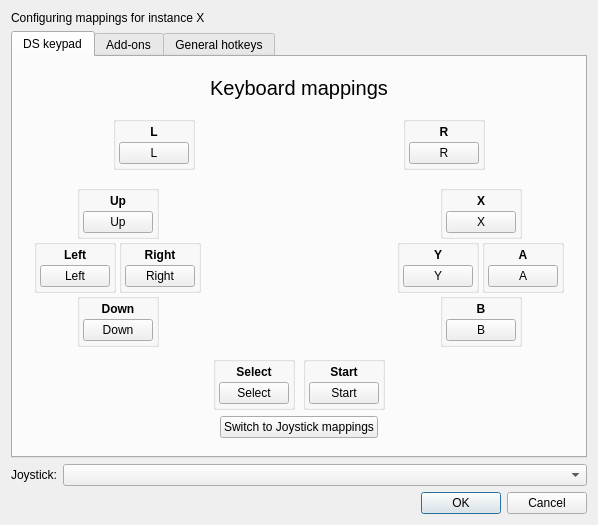
First picture: the form in src/frontend/qt_sdl/InputConfig/InputConfigDialog.ui, repository melonDS-emu/melonDS, before the edit.
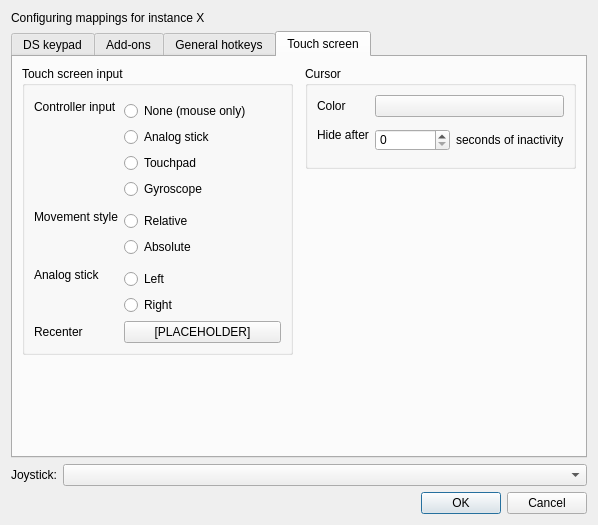
Second picture: the form after the edit. Icons and pictures are not drawn.

Commit message:
Base for controller touch screen input
* Supports analog stick, touchpad and gryo as input sources
* Relative and absolute input for sticks and touchpad

Still needs work before ready to merge, UI is not hooked up yet, cursor
drawing is a hack and doesn't work with OpenGL and the input code needs
some refining.

```diff
--- a/src/frontend/qt_sdl/InputConfig/InputConfigDialog.ui
+++ b/src/frontend/qt_sdl/InputConfig/InputConfigDialog.ui
@@ -7,7 +7,7 @@
     <x>0</x>
     <y>0</y>
     <width>770</width>
-    <height>678</height>
+    <height>768</height>
    </rect>
   </property>
   <property name="windowTitle">
@@ -30,10 +30,59 @@
      </property>
     </widget>
    </item>
+   <item row="7" column="0" colspan="2">
+    <layout class="QHBoxLayout" name="horizontalLayout">
+     <property name="leftMargin">
+      <number>0</number>
+     </property>
+     <property name="topMargin">
+      <number>0</number>
+     </property>
+     <property name="rightMargin">
+      <number>0</number>
+     </property>
+     <property name="bottomMargin">
+      <number>0</number>
+     </property>
+     <item>
+      <widget class="QLabel" name="label">
+       <property name="sizePolicy">
+        <sizepolicy hsizetype="Preferred" vsizetype="Preferred">
+         <horstretch>0</horstretch>
+         <verstretch>0</verstretch>
+        </sizepolicy>
+       </property>
+       <property name="text">
+        <string>Joystick:</string>
+       </property>
+      </widget>
+     </item>
+     <item>
+      <widget class="QComboBox" name="cbxJoystick">
+       <property name="sizePolicy">
+        <sizepolicy hsizetype="MinimumExpanding" vsizetype="Fixed">
+         <horstretch>0</horstretch>
+         <verstretch>0</verstretch>
+        </sizepolicy>
+       </property>
+       <property name="whatsThis">
+        <string>&lt;html&gt;&lt;head/&gt;&lt;body&gt;&lt;p&gt;Selects which joystick will be used for joystick input, if any is present.&lt;/p&gt;&lt;/body&gt;&lt;/html&gt;</string>
+       </property>
+      </widget>
+     </item>
+    </layout>
+   </item>
+   <item row="0" column="0">
+    <widget class="QLabel" name="lblInstanceNum">
+     <property name="text">
+      <string>Configuring mappings for instance X</string>
+     </property>
+    </widget>
+   </item>
    <item row="1" column="0" colspan="2">
     <widget class="QTabWidget" name="tabWidget">
      <property name="currentIndex">
-      <number>0</number>
+      <number>3</number>
      </property>
      <widget class="QWidget" name="tabInput">
       <attribute name="title">
@@ -2277,55 +2326,312 @@
        <string>General hotkeys</string>
       </attribute>
      </widget>
-    </widget>
-   </item>
-   <item row="7" column="0" colspan="2">
-    <layout class="QHBoxLayout" name="horizontalLayout">
-     <property name="leftMargin">
-      <number>0</number>
-     </property>
-     <property name="topMargin">
-      <number>0</number>
-     </property>
-     <property name="rightMargin">
-      <number>0</number>
-     </property>
-     <property name="bottomMargin">
-      <number>0</number>
-     </property>
-     <item>
-      <widget class="QLabel" name="label">
-       <property name="sizePolicy">
-        <sizepolicy hsizetype="Preferred" vsizetype="Preferred">
-         <horstretch>0</horstretch>
-         <verstretch>0</verstretch>
-        </sizepolicy>
-       </property>
-       <property name="text">
-        <string>Joystick:</string>
-       </property>
-      </widget>
-     </item>
-     <item>
-      <widget class="QComboBox" name="cbxJoystick">
-       <property name="sizePolicy">
-        <sizepolicy hsizetype="MinimumExpanding" vsizetype="Fixed">
-         <horstretch>0</horstretch>
-         <verstretch>0</verstretch>
-        </sizepolicy>
-       </property>
-       <property name="whatsThis">
-        <string>&lt;html&gt;&lt;head/&gt;&lt;body&gt;&lt;p&gt;Selects which joystick will be used for joystick input, if any is present.&lt;/p&gt;&lt;/body&gt;&lt;/html&gt;</string>
-       </property>
-      </widget>
-     </item>
-    </layout>
-   </item>
-   <item row="0" column="0">
-    <widget class="QLabel" name="lblInstanceNum">
-     <property name="text">
-      <string>Configuring mappings for instance X</string>
-     </property>
+     <widget class="QWidget" name="tabTouchScreen">
+      <attribute name="title">
+       <string>Touch screen</string>
+      </attribute>
+      <layout class="QHBoxLayout" name="horizontalLayout_4">
+       <item>
+        <widget class="QWidget" name="widget_5" native="true">
+         <layout class="QHBoxLayout" name="horizontalLayout_5">
+          <property name="spacing">
+           <number>12</number>
+          </property>
+          <property name="leftMargin">
+           <number>0</number>
+          </property>
+          <property name="topMargin">
+           <number>0</number>
+          </property>
+          <property name="rightMargin">
+           <number>0</number>
+          </property>
+          <property name="bottomMargin">
+           <number>0</number>
+          </property>
+          <item>
+           <widget class="QWidget" name="widget_6" native="true">
+            <layout class="QVBoxLayout" name="verticalLayout_9">
+             <property name="leftMargin">
+              <number>0</number>
+             </property>
+             <property name="topMargin">
+              <number>0</number>
+             </property>
+             <property name="rightMargin">
+              <number>0</number>
+             </property>
+             <property name="bottomMargin">
+              <number>0</number>
+             </property>
+             <item alignment="Qt::AlignTop">
+              <widget class="QGroupBox" name="groupBox">
+               <property name="title">
+                <string>Touch screen input</string>
+               </property>
+               <layout class="QFormLayout" name="formLayout_2">
+                <item row="0" column="0">
+                 <widget class="QLabel" name="label_32">
+                  <property name="text">
+                   <string>Controller input</string>
+                  </property>
+                 </widget>
+                </item>
+                <item row="0" column="1">
+                 <widget class="QWidget" name="widget_8" native="true">
+                  <layout class="QVBoxLayout" name="verticalLayout_10">
+                   <property name="spacing">
+                    <number>6</number>
+                   </property>
+                   <property name="leftMargin">
+                    <number>0</number>
+                   </property>
+                   <property name="topMargin">
+                    <number>6</number>
+                   </property>
+                   <property name="rightMargin">
+                    <number>0</number>
+                   </property>
+                   <property name="bottomMargin">
+                    <number>0</number>
+                   </property>
+                   <item>
+                    <widget class="QRadioButton" name="radioButton">
+                     <property name="text">
+                      <string>None (mouse only)</string>
+                     </property>
+                    </widget>
+                   </item>
+                   <item>
+                    <widget class="QRadioButton" name="radioButton_2">
+                     <property name="text">
+                      <string>Analog stick</string>
+                     </property>
+                    </widget>
+                   </item>
+                   <item>
+                    <widget class="QRadioButton" name="radioButton_3">
+                     <property name="text">
+                      <string>Touchpad</string>
+                     </property>
+                    </widget>
+                   </item>
+                   <item>
+                    <widget class="QRadioButton" name="radioButton_4">
+                     <property name="text">
+                      <string>Gyroscope</string>
+                     </property>
+                    </widget>
+                   </item>
+                  </layout>
+                 </widget>
+                </item>
+                <item row="1" column="0">
+                 <widget class="QLabel" name="label_36">
+                  <property name="text">
+                   <string>Movement style</string>
+                  </property>
+                 </widget>
+                </item>
+                <item row="1" column="1">
+                 <widget class="QWidget" name="widget_10" native="true">
+                  <property name="minimumSize">
+                   <size>
+                    <width>0</width>
+                    <height>0</height>
+                   </size>
+                  </property>
+                  <layout class="QVBoxLayout" name="verticalLayout_12">
+                   <property name="spacing">
+                    <number>6</number>
+                   </property>
+                   <property name="leftMargin">
+                    <number>0</number>
+                   </property>
+                   <property name="topMargin">
+                    <number>6</number>
+                   </property>
+                   <property name="rightMargin">
+                    <number>0</number>
+                   </property>
+                   <property name="bottomMargin">
+                    <number>0</number>
+                   </property>
+                   <item>
+                    <widget class="QRadioButton" name="radioButton_5">
+                     <property name="text">
+                      <string>Relative</string>
+                     </property>
+                    </widget>
+                   </item>
+                   <item>
+                    <widget class="QRadioButton" name="radioButton_6">
+                     <property name="text">
+                      <string>Absolute</string>
+                     </property>
+                    </widget>
+                   </item>
+                  </layout>
+                 </widget>
+                </item>
+                <item row="3" column="0">
+                 <widget class="QLabel" name="label_37">
+                  <property name="text">
+                   <string>Recenter</string>
+                  </property>
+                 </widget>
+                </item>
+                <item row="3" column="1">
+                 <widget class="QPushButton" name="pushButton_2">
+                  <property name="text">
+                   <string>[PLACEHOLDER]</string>
+                  </property>
+                 </widget>
+                </item>
+                <item row="2" column="0">
+                 <widget class="QLabel" name="label_38">
+                  <property name="text">
+                   <string>Analog stick</string>
+                  </property>
+                 </widget>
+                </item>
+                <item row="2" column="1">
+                 <widget class="QWidget" name="widget_11" native="true">
+                  <property name="minimumSize">
+                   <size>
+                    <width>0</width>
+                    <height>0</height>
+                   </size>
+                  </property>
+                  <layout class="QVBoxLayout" name="verticalLayout_13">
+                   <property name="spacing">
+                    <number>6</number>
+                   </property>
+                   <property name="leftMargin">
+                    <number>0</number>
+                   </property>
+                   <property name="topMargin">
+                    <number>6</number>
+                   </property>
+                   <property name="rightMargin">
+                    <number>0</number>
+                   </property>
+                   <property name="bottomMargin">
+                    <number>0</number>
+                   </property>
+                   <item>
+                    <widget class="QRadioButton" name="radioButton_7">
+                     <property name="text">
+                      <string>Left</string>
+                     </property>
+                    </widget>
+                   </item>
+                   <item>
+                    <widget class="QRadioButton" name="radioButton_8">
+                     <property name="text">
+                      <string>Right</string>
+                     </property>
+                    </widget>
+                   </item>
+                  </layout>
+                 </widget>
+                </item>
+               </layout>
+              </widget>
+             </item>
+            </layout>
+           </widget>
+          </item>
+          <item>
+           <widget class="QWidget" name="widget_7" native="true">
+            <layout class="QVBoxLayout" name="verticalLayout_11">
+             <property name="leftMargin">
+              <number>0</number>
+             </property>
+             <property name="topMargin">
+              <number>0</number>
+             </property>
+             <property name="rightMargin">
+              <number>0</number>
+             </property>
+             <property name="bottomMargin">
+              <number>0</number>
+             </property>
+             <item alignment="Qt::AlignTop">
+              <widget class="QGroupBox" name="groupBox_2">
+               <property name="title">
+                <string>Cursor</string>
+               </property>
+               <layout class="QFormLayout" name="formLayout">
+                <item row="0" column="0">
+                 <widget class="QLabel" name="label_33">
+                  <property name="text">
+                   <string>Color</string>
+                  </property>
+                 </widget>
+                </item>
+                <item row="0" column="1">
+                 <widget class="QPushButton" name="pushButton">
+                  <property name="text">
+                   <string/>
+                  </property>
+                 </widget>
+                </item>
+                <item row="1" column="0">
+                 <widget class="QLabel" name="label_34">
+                  <property name="text">
+                   <string>Hide after</string>
+                  </property>
+                 </widget>
+                </item>
+                <item row="1" column="1">
+                 <widget class="QWidget" name="widget_9" native="true">
+                  <property name="minimumSize">
+                   <size>
+                    <width>0</width>
+                    <height>0</height>
+                   </size>
+                  </property>
+                  <layout class="QHBoxLayout" name="horizontalLayout_8">
+                   <property name="spacing">
+                    <number>6</number>
+                   </property>
+                   <property name="leftMargin">
+                    <number>0</number>
+                   </property>
+                   <property name="topMargin">
+                    <number>6</number>
+                   </property>
+                   <property name="rightMargin">
+                    <number>0</number>
+                   </property>
+                   <property name="bottomMargin">
+                    <number>6</number>
+                   </property>
+                   <item>
+                    <widget class="QSpinBox" name="spinBox"/>
+                   </item>
+                   <item>
+                    <widget class="QLabel" name="label_35">
+                     <property name="text">
+                      <string>seconds of inactivity</string>
+                     </property>
+                    </widget>
+                   </item>
+                  </layout>
+                 </widget>
+                </item>
+               </layout>
+              </widget>
+             </item>
+            </layout>
+           </widget>
+          </item>
+         </layout>
+        </widget>
+       </item>
+      </layout>
+     </widget>
     </widget>
    </item>
   </layout>
```
The commit also changes 3 other files.
